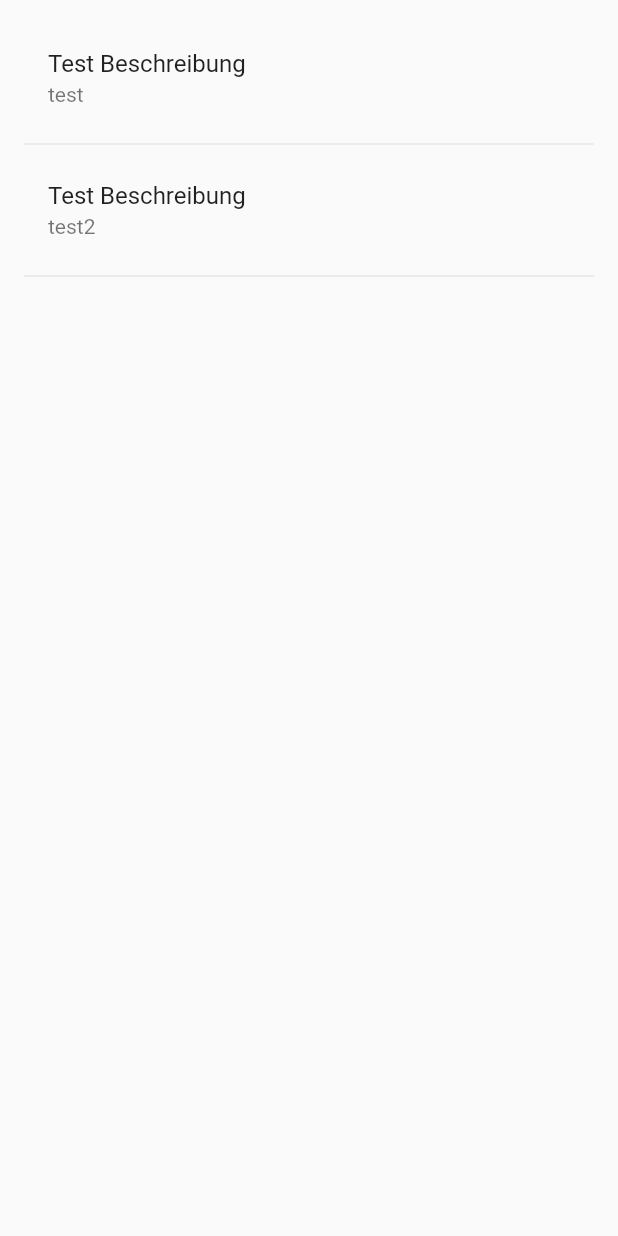
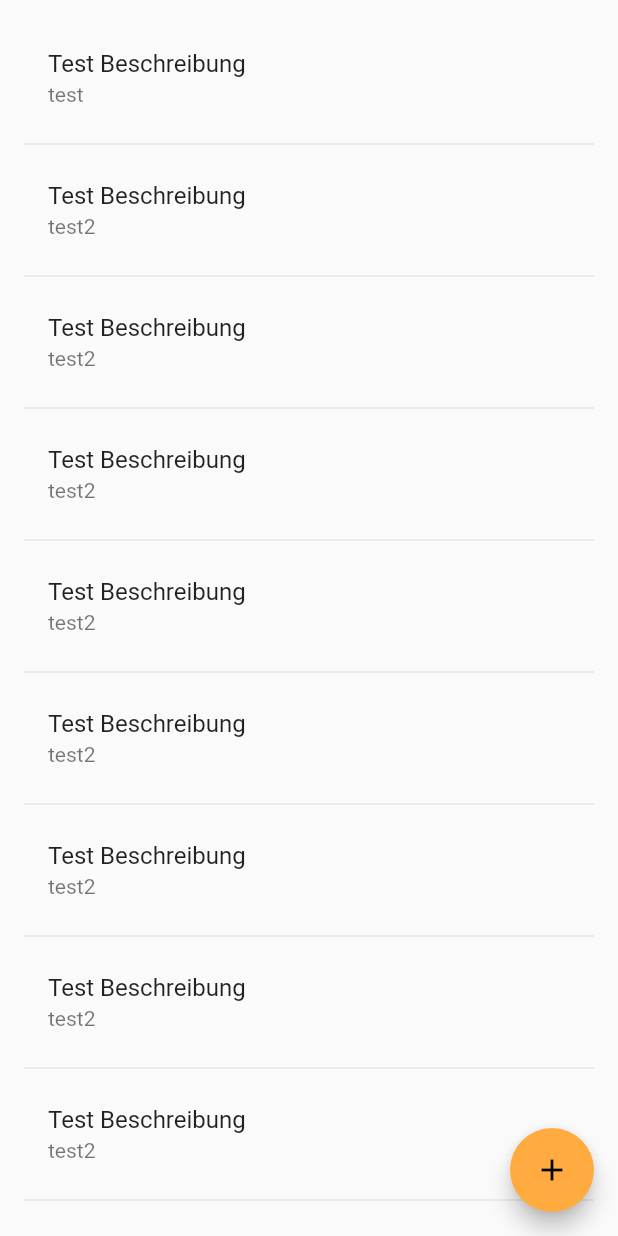
Before and after one commit to dasanten/YourDrinkinggame, a Flutter app: the LocalCardSetsView screen opened directly, on a phone screen of 412 x 824 dp. Run offline on Flutter 3.47's test engine with Material 2 defaults, Android fonts, the phone set to English and light mode, and no system bars.

Commit message:
added floatingActionButton for Local CardSets list + dependencies for db

```diff
--- a/flutter_frontend/your_drinking_game_app/lib/cardSetsView/local/LocalCardSetsView.dart
+++ b/flutter_frontend/your_drinking_game_app/lib/cardSetsView/local/LocalCardSetsView.dart
@@ -26,11 +26,46 @@ class _LocalCardSetsView extends State<LocalCardSetsView> {
       ..description = "test2"
       ..name = "Test Beschreibung";
 
-    cardSetList.add(cardSet1);
-    cardSetList.add(cardSet2);
+    CardSet cardSet3 = new CardSet();
+    cardSet3
+      ..description = "test2"
+      ..name = "Test Beschreibung";
+    CardSet cardSet4 = new CardSet();
+    cardSet4
+      ..description = "test2"
+      ..name = "Test Beschreibung";
+    CardSet cardSet5 = new CardSet();
+    cardSet5
+      ..description = "test2"
+      ..name = "Test Beschreibung";
+    CardSet cardSet6 = new CardSet();
+    cardSet6
+      ..description = "test2"
+      ..name = "Test Beschreibung";
+    CardSet cardSet7 = new CardSet();
+    cardSet7
+      ..description = "test2"
+      ..name = "Test Beschreibung";
+    CardSet cardSet8 = new CardSet();
+    cardSet8
+      ..description = "test2"
+      ..name = "Test Beschreibung";
+    CardSet cardSet9 = new CardSet();
+    cardSet9
+      ..description = "test2"
+      ..name = "Test Beschreibung";
+    CardSet cardSet10 = new CardSet();
+    cardSet10
+      ..description = "test2"
+      ..name = "Test Beschreibung";
+    cardSetList.addAll([cardSet1, cardSet2, cardSet3, cardSet4, cardSet5, cardSet6, cardSet7, cardSet8, cardSet9, cardSet10]);
 
     return Scaffold (
-      body: cardSets()
+      body: cardSets(),
+      floatingActionButton: FloatingActionButton(
+        onPressed: () => {},
+        child: Icon(Icons.add),
+      )
     );
   }
 
--- a/flutter_frontend/your_drinking_game_app/pubspec.yaml
+++ b/flutter_frontend/your_drinking_game_app/pubspec.yaml
@@ -24,6 +24,7 @@ dependencies:
   flutter:
     sdk: flutter
   sqflite: ^1.3.0
+  path: ^1.7.0
 
 
   # The following adds the Cupertino Icons font to your application.
```
